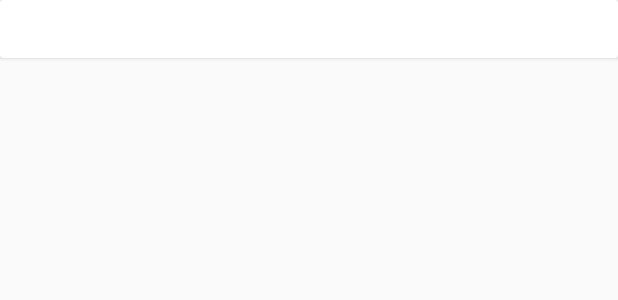
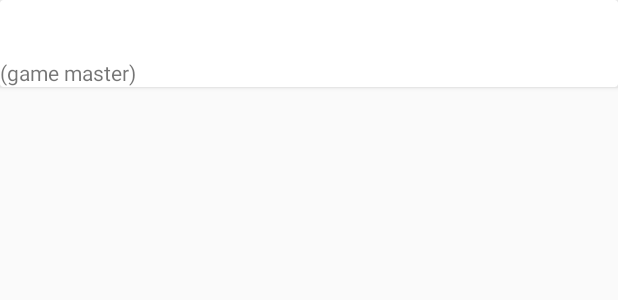
Before and after one commit to maxjaglak/dnd-exp-splitter, an Android app: the layout view_pick_player_item.xml on its own in the app's theme, with its tools: preview values and no code run, on a phone screen of 412 x 824 dp. Shown: the top 300 px of the screen. Run offline under Robolectric (Android 15) with nearby library versions, the phone set to English and light mode, and no system bars.

Commit message:
adding game master flag in players model

```diff
--- a/app/src/main/java/oo/max/dndexperiencesplitter/db/DatabaseHelper.java
+++ b/app/src/main/java/oo/max/dndexperiencesplitter/db/DatabaseHelper.java
@@ -22,7 +22,7 @@ public class DatabaseHelper extends OrmLiteSqliteOpenHelper {
             Category.class);
 
     public DatabaseHelper(Context context) {
-        super(context, "oo.max.dndexpsplitter", null, 4);
+        super(context, "oo.max.dndexpsplitter", null, 5);
         getWritableDatabase();
     }
 
--- a/app/src/main/java/oo/max/dndexperiencesplitter/player/adapter/PlayerAdapter.java
+++ b/app/src/main/java/oo/max/dndexperiencesplitter/player/adapter/PlayerAdapter.java
@@ -44,6 +44,7 @@ public class PlayerAdapter extends RecyclerView.Adapter<PlayerViewHolder> {
         Player player = players.get(position);
         holder.name.setText(player.getName());
         holder.characterName.setText(player.getCharacterName());
+        holder.gameMaster.setVisibility(player.isGameMaster() ? View.VISIBLE : View.GONE);
         holder.setPlayer(player);
     }
 
--- a/app/src/main/java/oo/max/dndexperiencesplitter/player/adapter/PlayerViewHolder.java
+++ b/app/src/main/java/oo/max/dndexperiencesplitter/player/adapter/PlayerViewHolder.java
@@ -21,6 +21,9 @@ public class PlayerViewHolder extends RecyclerView.ViewHolder {
     @Bind(R.id.character_name)
     TextView characterName;
 
+    @Bind(R.id.game_master)
+    TextView gameMaster;
+
     @Setter
     private Player player;
 
--- a/app/src/main/java/oo/max/dndexperiencesplitter/player/model/Player.java
+++ b/app/src/main/java/oo/max/dndexperiencesplitter/player/model/Player.java
@@ -26,6 +26,7 @@ public class Player  {
     @DatabaseField
     private String characterName;
 
+    @DatabaseField
     private boolean gameMaster = false;
 
 }
--- a/app/src/main/java/oo/max/dndexperiencesplitter/playerpicking/adapter/PlayerPickingViewHolder.java
+++ b/app/src/main/java/oo/max/dndexperiencesplitter/playerpicking/adapter/PlayerPickingViewHolder.java
@@ -25,6 +25,9 @@ public class PlayerPickingViewHolder extends RecyclerView.ViewHolder{
     @Bind(R.id.container)
     LinearLayout container;
 
+    @Bind(R.id.game_master)
+    TextView gameMaster;
+
     @Setter
     private Player player;
 
--- a/app/src/main/java/oo/max/dndexperiencesplitter/playerpicking/adapter/PlayersPickingAdapter.java
+++ b/app/src/main/java/oo/max/dndexperiencesplitter/playerpicking/adapter/PlayersPickingAdapter.java
@@ -48,6 +48,7 @@ public class PlayersPickingAdapter extends RecyclerView.Adapter<PlayerPickingVie
         holder.setPlayer(player);
         holder.getPlayerName().setText(player.getName());
         holder.getCharacterName().setText(player.getCharacterName());
+        holder.getGameMaster().setVisibility(player.isGameMaster() ? View.VISIBLE : View.GONE);
         if(pickedPlayers.contains(player)) {
             holder.getContainer().setBackgroundColor(Color.BLUE);
         } else {
--- a/app/src/main/res/layout/fragment_player_add.xml
+++ b/app/src/main/res/layout/fragment_player_add.xml
@@ -35,6 +35,12 @@
             android:layout_height="wrap_content"
             android:hint="@string/character_name" />
 
+        <CheckBox
+            android:id="@+id/game_master"
+            android:text="@string/game_master_label"
+            android:layout_width="match_parent"
+            android:layout_height="wrap_content" />
+
         <LinearLayout
             android:layout_width="match_parent"
             android:layout_height="wrap_content"
--- a/app/src/main/res/layout/view_pick_player_item.xml
+++ b/app/src/main/res/layout/view_pick_player_item.xml
@@ -10,7 +10,7 @@
         android:layout_width="match_parent"
         android:layout_height="wrap_content"
         card_view:cardCornerRadius="@dimen/card.radius.default"
-        card_view:cardElevation="@dimen/card.elevation.default">>
+        card_view:cardElevation="@dimen/card.elevation.default">
 
         <LinearLayout
             android:layout_width="match_parent"
@@ -27,6 +27,12 @@
                 android:layout_width="match_parent"
                 android:layout_height="wrap_content" />
 
+            <TextView
+                android:id="@+id/game_master"
+                android:text="@string/game_master_list_label"
+                android:layout_width="match_parent"
+                android:layout_height="wrap_content" />
+
         </LinearLayout>
 
     </android.support.v7.widget.CardView>
--- a/app/src/main/res/layout/view_player_item.xml
+++ b/app/src/main/res/layout/view_player_item.xml
@@ -27,6 +27,12 @@
                 android:layout_width="match_parent"
                 android:layout_height="wrap_content" />
 
+            <TextView
+                android:id="@+id/game_master"
+                android:text="@string/game_master_list_label"
+                android:layout_width="match_parent"
+                android:layout_height="wrap_content" />
+
         </LinearLayout>
 
     </android.support.v7.widget.CardView>
--- a/app/src/main/res/values/strings.xml
+++ b/app/src/main/res/values/strings.xml
@@ -30,4 +30,6 @@
     <string name="max_bonus_label">Max bonus:</string>
     <string name="value_is_required">Value is required!</string>
     <string name="value_must_be_a_number">Value must be a number!</string>
+    <string name="game_master_label">Game master</string>
+    <string name="game_master_list_label">(game master)</string>
 </resources>
```
Also changed, not shown: app/src/main/java/oo/max/dndexperiencesplitter/expsplitting/model/ExpResult.java (added, +21 -0 lines), app/src/main/java/oo/max/dndexperiencesplitter/player/dao/PlayerDao.java (+12 -0 lines), app/src/main/java/oo/max/dndexperiencesplitter/player/dialog/AddPlayerFragment.java (+10 -0 lines), 1 other file.
